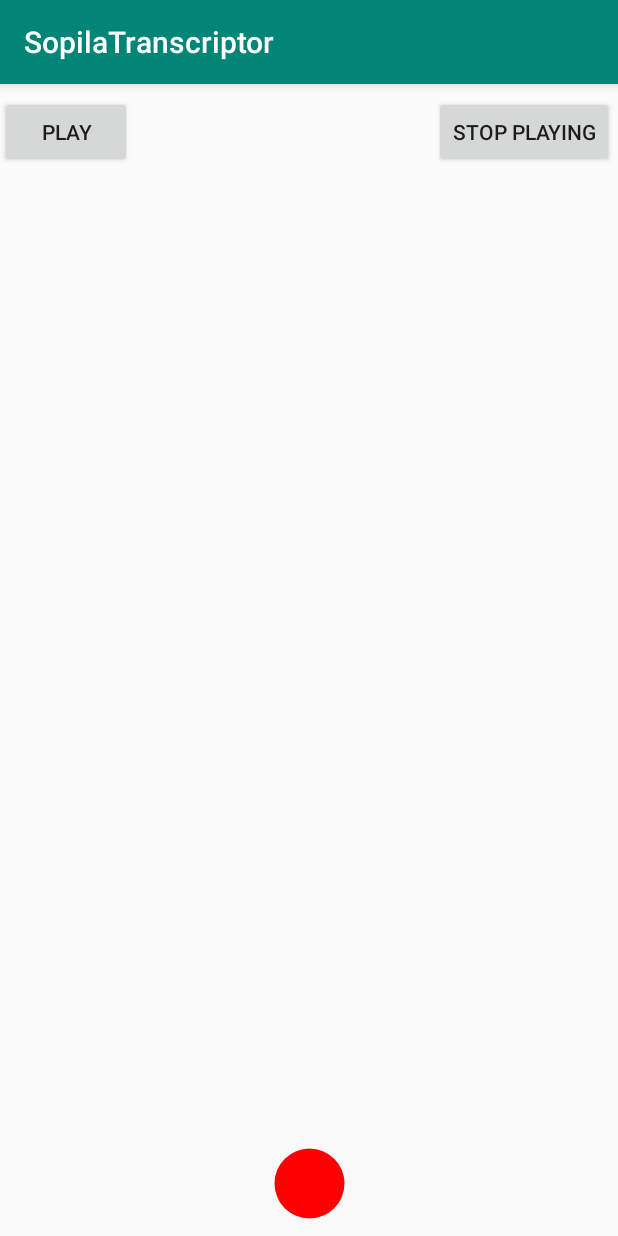
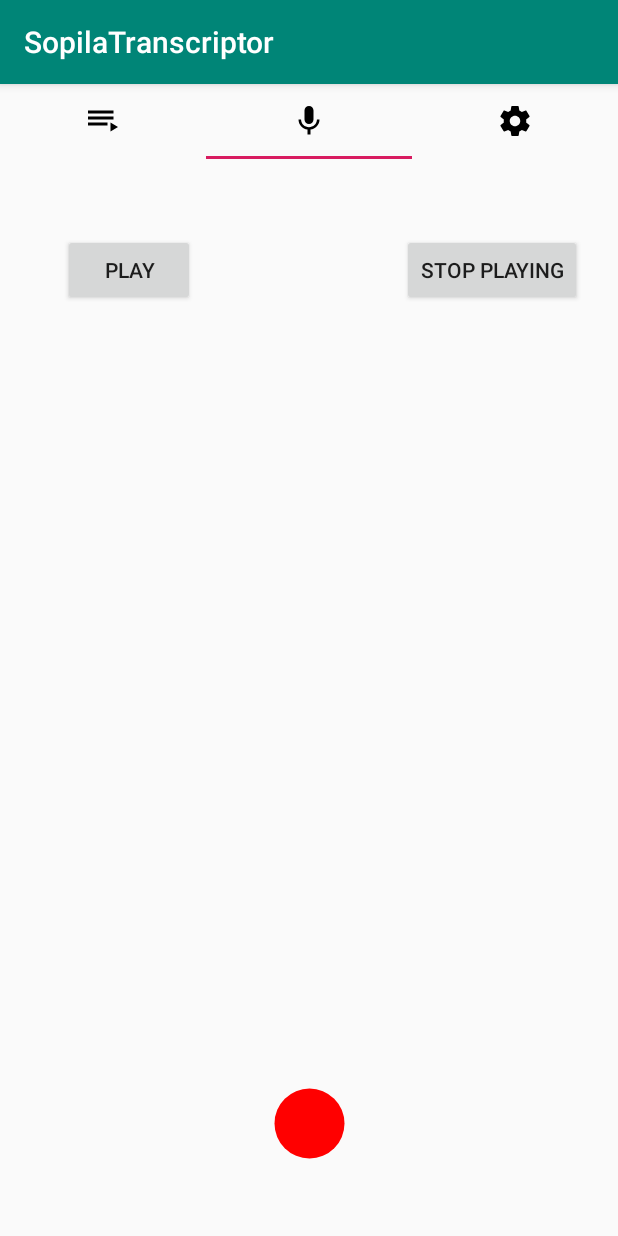
Before and after one commit to askoki/SopilaTranscriptor, an Android app: the screen it shows after launch (MainActivity), on a phone screen of 412 x 824 dp. Run offline under Robolectric (Android 15) with nearby library versions, the phone set to English and light mode, and no system bars.

Commit message:
Added tab interface

```diff
--- a/app/build.gradle
+++ b/app/build.gradle
@@ -24,6 +24,7 @@ dependencies {
     implementation 'com.android.support.constraint:constraint-layout:1.1.3'
     implementation 'com.android.support:design:27.1.1'
     implementation 'com.kailashdabhi:om-recorder:1.1.5'
+    implementation 'com.android.support:support-v4:27.1.1'
     testImplementation 'junit:junit:4.12'
     androidTestImplementation 'com.android.support.test:runner:1.0.2'
     androidTestImplementation 'com.android.support.test.espresso:espresso-core:3.0.2'
--- a/app/src/main/java/com/example/arcibald160/sopilatranscriptor/MainActivity.java
+++ b/app/src/main/java/com/example/arcibald160/sopilatranscriptor/MainActivity.java
@@ -1,6 +1,8 @@
 package com.example.arcibald160.sopilatranscriptor;
 
 import android.Manifest;
+import android.app.ActionBar;
+import android.app.FragmentTransaction;
 import android.content.Context;
 import android.content.pm.PackageManager;
 import android.media.AudioFormat;
@@ -10,41 +12,52 @@ import android.media.MediaScannerConnection;
 import android.os.Build;
 
 import android.support.annotation.RequiresApi;
+import android.support.design.widget.TabLayout;
 import android.support.v4.app.ActivityCompat;
+import android.support.v4.view.ViewPager;
 import android.support.v7.app.AppCompatActivity;
 import android.os.Bundle;
 import android.view.View;
-import android.widget.Button;
-import android.widget.ToggleButton;
-import android.os.Environment;
+import android.widget.TabHost;
 
-import java.io.File;
-import java.io.IOException;
-
-import omrecorder.AudioRecordConfig;
-import omrecorder.OmRecorder;
-import omrecorder.PullTransport;
-import omrecorder.PullableSource;
-import omrecorder.Recorder;
 
 @RequiresApi(api = Build.VERSION_CODES.M)
 public class MainActivity extends AppCompatActivity {
 
-    private Recorder recorder;
-    private File tempRecFile = new File(Environment.getExternalStorageDirectory(), "demo.wav");
+    private TabPageAdapter mTabPageAdapter;
+    private ViewPager mViewPager;
+    private static final int TAB_NUMBER = 3;
+    private int[] icons = {
+            R.drawable.list_rec_img,
+            R.drawable.mic_img,
+            R.drawable.settings_img
+    };
+
 
     @RequiresApi(api = Build.VERSION_CODES.M)
     @Override
     protected void onCreate(Bundle savedInstanceState) {
         super.onCreate(savedInstanceState);
+
         setContentView(R.layout.activity_main);
 
-        MediaScannerConnection.scanFile(
-                getApplicationContext(),
-                new String[]{tempRecFile.getAbsolutePath()},
-                null,
-                null
-        );
+        // control tabs
+        mTabPageAdapter = new TabPageAdapter(getSupportFragmentManager());
+
+        mViewPager = (ViewPager) findViewById(R.id.view_pager);
+        mViewPager.setOffscreenPageLimit(TAB_NUMBER);
+        setupViewPager(mViewPager);
+
+        mViewPager.setCurrentItem(1);
+
+
+        TabLayout tabLayout = (TabLayout) findViewById(R.id.tab_layout);
+        tabLayout.setupWithViewPager(mViewPager);
+//        set icons
+        for (int i = 0; i < tabLayout.getTabCount(); i++) {
+            tabLayout.getTabAt(i).setIcon(icons[i]);
+        }
+
 
         int PERMISSION_ALL = 0;
         String[] PERMISSIONS = {
@@ -56,73 +69,6 @@ public class MainActivity extends AppCompatActivity {
         if(!hasPermissions(this, PERMISSIONS)){
             ActivityCompat.requestPermissions(this, PERMISSIONS, PERMISSION_ALL);
         }
-
-        final ToggleButton recButton = findViewById(R.id.rec_button);
-        Button playButton = findViewById(R.id.play_btn);
-        Button stopButton = findViewById(R.id.stop_play_btn);
-
-        final MediaPlayer mPlayer = new MediaPlayer();
-        playButton.setOnClickListener(new View.OnClickListener() {
-            @Override
-            public void onClick(View view) {
-                mPlayer.start();
-            }
-        });
-
-        stopButton.setOnClickListener(new View.OnClickListener() {
-            @Override
-            public void onClick(View view) {
-                mPlayer.stop();
-            }
-        });
-
-        recButton.setOnClickListener(new View.OnClickListener() {
-            @Override
-            public void onClick(View view) {
-                if (recButton.isChecked()) {
-                    // recButton.setChecked(recordSound.startRecording());
-                    recorder = OmRecorder.wav(
-                            new PullTransport.Default(new PullableSource.Default(
-                                    new AudioRecordConfig.Default(
-                                            MediaRecorder.AudioSource.MIC,
-                                            AudioFormat.ENCODING_PCM_16BIT,
-                                            AudioFormat.CHANNEL_IN_MONO,
-                                            44100
-                                    )
-                            )),
-                            tempRecFile
-                    );
-
-                    recorder.startRecording();
-                } else {
-                    InsertFileNameDialog filenameDialog =
-                            new InsertFileNameDialog(tempRecFile, getApplicationContext());
-                    filenameDialog.show(getSupportFragmentManager(), "filename");
-
-                    try {
-                        recorder.stopRecording();
-                    } catch (IOException e) {
-                        e.printStackTrace();
-                    }
-
-                    try {
-                        mPlayer.reset();
-                        mPlayer.setDataSource(tempRecFile.getAbsolutePath());
-                        mPlayer.prepare();
-                    } catch (IOException e) {
-                        e.printStackTrace();
-                    }
-
-                    MediaScannerConnection.scanFile(
-                            getApplicationContext(),
-                            new String[]{tempRecFile.getAbsolutePath()},
-                            null,
-                            null
-                    );
-
-                }
-            }
-        });
     }
 
     // check if app has permissions so we dont spam the user
@@ -141,4 +87,12 @@ public class MainActivity extends AppCompatActivity {
     protected void onPause() {
         super.onPause();
     }
+
+    private void setupViewPager(ViewPager viewPager) {
+        TabPageAdapter adapter = new TabPageAdapter(getSupportFragmentManager());
+        adapter.addFragment(new TabFragment1(), "1");
+        adapter.addFragment(new TabFragment2(), "2");
+        adapter.addFragment(new TabFragment3(), "3");
+        viewPager.setAdapter(adapter);
+    }
 }
--- /dev/null
+++ b/app/src/main/java/com/example/arcibald160/sopilatranscriptor/TabFragment1.java
@@ -0,0 +1,24 @@
+package com.example.arcibald160.sopilatranscriptor;
+
+import android.os.Bundle;
+import android.support.v4.app.Fragment;
+import android.view.LayoutInflater;
+import android.view.View;
+import android.view.ViewGroup;
+
+
+public class TabFragment1 extends Fragment {
+
+
+    public TabFragment1() {
+        // Required empty public constructor
+    }
+
+    @Override
+    public View onCreateView(LayoutInflater inflater, ViewGroup container,
+                             Bundle savedInstanceState) {
+        // Inflate the layout for this fragment
+        return inflater.inflate(R.layout.fragment_tab_1, container, false);
+    }
+
+}
--- /dev/null
+++ b/app/src/main/java/com/example/arcibald160/sopilatranscriptor/TabFragment2.java
@@ -0,0 +1,115 @@
+package com.example.arcibald160.sopilatranscriptor;
+
+import android.media.AudioFormat;
+import android.media.MediaPlayer;
+import android.media.MediaRecorder;
+import android.media.MediaScannerConnection;
+import android.os.Bundle;
+import android.os.Environment;
+import android.support.v4.app.Fragment;
+import android.view.LayoutInflater;
+import android.view.View;
+import android.view.ViewGroup;
+import android.widget.Button;
+import android.widget.ToggleButton;
+
+import java.io.File;
+import java.io.IOException;
+
+import omrecorder.AudioRecordConfig;
+import omrecorder.OmRecorder;
+import omrecorder.PullTransport;
+import omrecorder.PullableSource;
+import omrecorder.Recorder;
+
+
+public class TabFragment2 extends Fragment {
+
+    private Recorder recorder;
+    private File tempRecFile = new File(Environment.getExternalStorageDirectory(), "demo.wav");
+
+    public TabFragment2() {
+        // Required empty public constructor
+    }
+
+    @Override
+    public View onCreateView(LayoutInflater inflater, ViewGroup container,
+                             Bundle savedInstanceState) {
+        // Inflate the layout for this fragment
+        View view = inflater.inflate(R.layout.fragment_tab_2, container, false);
+
+        MediaScannerConnection.scanFile(
+                view.getContext(),
+                new String[]{tempRecFile.getAbsolutePath()},
+                null,
+                null
+        );
+
+        final ToggleButton recButton = view.findViewById(R.id.rec_button);
+        Button playButton = view.findViewById(R.id.play_btn);
+        Button stopButton = view.findViewById(R.id.stop_play_btn);
+
+        final MediaPlayer mPlayer = new MediaPlayer();
+        playButton.setOnClickListener(new View.OnClickListener() {
+            @Override
+            public void onClick(View view) {
+                mPlayer.start();
+            }
+        });
+
+        stopButton.setOnClickListener(new View.OnClickListener() {
+            @Override
+            public void onClick(View view) {
+                mPlayer.stop();
+            }
+        });
+
+        recButton.setOnClickListener(new View.OnClickListener() {
+            @Override
+            public void onClick(View view) {
+                if (recButton.isChecked()) {
+                    // recButton.setChecked(recordSound.startRecording());
+                    recorder = OmRecorder.wav(
+                            new PullTransport.Default(new PullableSource.Default(
+                                    new AudioRecordConfig.Default(
+                                            MediaRecorder.AudioSource.MIC,
+                                            AudioFormat.ENCODING_PCM_16BIT,
+                                            AudioFormat.CHANNEL_IN_MONO,
+                                            44100
+                                    )
+                            )),
+                            tempRecFile
+                    );
+
+                    recorder.startRecording();
+                } else {
+                    InsertFileNameDialog filenameDialog = new InsertFileNameDialog(tempRecFile, view.getContext());
+                    filenameDialog.show(getActivity().getSupportFragmentManager(), "filename");
+
+                    try {
+                        recorder.stopRecording();
+                    } catch (IOException e) {
+                        e.printStackTrace();
+                    }
+
+                    try {
+                        mPlayer.reset();
+                        mPlayer.setDataSource(tempRecFile.getAbsolutePath());
+                        mPlayer.prepare();
+                    } catch (IOException e) {
+                        e.printStackTrace();
+                    }
+
+                    MediaScannerConnection.scanFile(
+                            view.getContext(),
+                            new String[]{tempRecFile.getAbsolutePath()},
+                            null,
+                            null
+                    );
+
+                }
+            }
+        });
+        return view;
+    }
+}
--- /dev/null
+++ b/app/src/main/java/com/example/arcibald160/sopilatranscriptor/TabFragment3.java
@@ -0,0 +1,23 @@
+package com.example.arcibald160.sopilatranscriptor;
+
+import android.os.Bundle;
+import android.support.v4.app.Fragment;
+import android.view.LayoutInflater;
+import android.view.View;
+import android.view.ViewGroup;
+
+
+public class TabFragment3 extends Fragment {
+
+    public TabFragment3() {
+        // Required empty public constructor
+    }
+
+
+    @Override
+    public View onCreateView(LayoutInflater inflater, ViewGroup container,
+                             Bundle savedInstanceState) {
+        // Inflate the layout for this fragment
+        return inflater.inflate(R.layout.fragment_tab_3, container, false);
+    }
+}
--- /dev/null
+++ b/app/src/main/java/com/example/arcibald160/sopilatranscriptor/TabPageAdapter.java
@@ -0,0 +1,38 @@
+package com.example.arcibald160.sopilatranscriptor;
+
+import android.support.v4.app.Fragment;
+import android.support.v4.app.FragmentManager;
+import android.support.v4.app.FragmentPagerAdapter;
+
+import java.util.ArrayList;
+import java.util.List;
+
+public class TabPageAdapter extends FragmentPagerAdapter {
+
+    private final List<Fragment> mFragmentList = new ArrayList<>();
+    private final List<String> mFragmentTitleList = new ArrayList<>();
+
+    public void addFragment(Fragment fragment, String title) {
+        mFragmentList.add(fragment);
+        mFragmentTitleList.add(title);
+    }
+
+    public TabPageAdapter(FragmentManager fm) {
+        super(fm);
+    }
+
+    @Override
+    public CharSequence getPageTitle(int position) {
+        return null;
+    }
+
+    @Override
+    public Fragment getItem(int position) {
+        return mFragmentList.get(position);
+    }
+
+    @Override
+    public int getCount() {
+        return mFragmentList.size();
+    }
+}
--- /dev/null
+++ b/app/src/main/res/drawable/list_rec_img.xml
@@ -0,0 +1,9 @@
+<vector xmlns:android="http://schemas.android.com/apk/res/android"
+        android:width="24dp"
+        android:height="24dp"
+        android:viewportWidth="24.0"
+        android:viewportHeight="24.0">
+    <path
+        android:fillColor="#FF000000"
+        android:pathData="M19,9L2,9v2h17L19,9zM19,5L2,5v2h17L19,5zM2,15h13v-2L2,13v2zM17,13v6l5,-3 -5,-3z"/>
+</vector>
--- /dev/null
+++ b/app/src/main/res/drawable/mic_img.xml
@@ -0,0 +1,5 @@
+<vector android:height="24dp" android:tint="#FF0000"
+    android:viewportHeight="24.0" android:viewportWidth="24.0"
+    android:width="24dp" xmlns:android="http://schemas.android.com/apk/res/android">
+    <path android:fillColor="#FF000000" android:pathData="M12,14c1.66,0 2.99,-1.34 2.99,-3L15,5c0,-1.66 -1.34,-3 -3,-3S9,3.34 9,5v6c0,1.66 1.34,3 3,3zM17.3,11c0,3 -2.54,5.1 -5.3,5.1S6.7,14 6.7,11L5,11c0,3.41 2.72,6.23 6,6.72L11,21h2v-3.28c3.28,-0.48 6,-3.3 6,-6.72h-1.7z"/>
+</vector>
--- /dev/null
+++ b/app/src/main/res/drawable/settings_img.xml
@@ -0,0 +1,9 @@
+<vector xmlns:android="http://schemas.android.com/apk/res/android"
+        android:width="24dp"
+        android:height="24dp"
+        android:viewportWidth="24.0"
+        android:viewportHeight="24.0">
+    <path
+        android:fillColor="#FF000000"
+        android:pathData="M19.43,12.98c0.04,-0.32 0.07,-0.64 0.07,-0.98s-0.03,-0.66 -0.07,-0.98l2.11,-1.65c0.19,-0.15 0.24,-0.42 0.12,-0.64l-2,-3.46c-0.12,-0.22 -0.39,-0.3 -0.61,-0.22l-2.49,1c-0.52,-0.4 -1.08,-0.73 -1.69,-0.98l-0.38,-2.65C14.46,2.18 14.25,2 14,2h-4c-0.25,0 -0.46,0.18 -0.49,0.42l-0.38,2.65c-0.61,0.25 -1.17,0.59 -1.69,0.98l-2.49,-1c-0.23,-0.09 -0.49,0 -0.61,0.22l-2,3.46c-0.13,0.22 -0.07,0.49 0.12,0.64l2.11,1.65c-0.04,0.32 -0.07,0.65 -0.07,0.98s0.03,0.66 0.07,0.98l-2.11,1.65c-0.19,0.15 -0.24,0.42 -0.12,0.64l2,3.46c0.12,0.22 0.39,0.3 0.61,0.22l2.49,-1c0.52,0.4 1.08,0.73 1.69,0.98l0.38,2.65c0.03,0.24 0.24,0.42 0.49,0.42h4c0.25,0 0.46,-0.18 0.49,-0.42l0.38,-2.65c0.61,-0.25 1.17,-0.59 1.69,-0.98l2.49,1c0.23,0.09 0.49,0 0.61,-0.22l2,-3.46c0.12,-0.22 0.07,-0.49 -0.12,-0.64l-2.11,-1.65zM12,15.5c-1.93,0 -3.5,-1.57 -3.5,-3.5s1.57,-3.5 3.5,-3.5 3.5,1.57 3.5,3.5 -1.57,3.5 -3.5,3.5z"/>
+</vector>
--- a/app/src/main/res/layout/activity_main.xml
+++ b/app/src/main/res/layout/activity_main.xml
@@ -6,37 +6,35 @@
     android:layout_height="match_parent"
     tools:context=".MainActivity">
 
-    <Button
-        android:id="@+id/play_btn"
-        android:layout_width="wrap_content"
-        android:layout_height="wrap_content"
-        android:layout_marginTop="8dp"
-        android:text="Play"
+    <android.support.design.widget.TabLayout
+        android:id="@+id/tab_layout"
+        android:layout_width="match_parent"
+        android:layout_height="50dp"
+        app:layout_constraintEnd_toEndOf="parent"
         app:layout_constraintStart_toStartOf="parent"
-        app:layout_constraintTop_toTopOf="parent" />
+        app:layout_constraintTop_toTopOf="parent">
 
-    <Button
-        android:id="@+id/stop_play_btn"
-        android:layout_width="wrap_content"
-        android:layout_height="wrap_content"
-        android:layout_marginTop="8dp"
-        android:text="Stop playing"
-        app:layout_constraintEnd_toEndOf="parent"
-        app:layout_constraintHorizontal_bias="0.988"
-        app:layout_constraintStart_toEndOf="@+id/play_btn"
-        app:layout_constraintTop_toTopOf="parent" />
+        <android.support.design.widget.TabItem
+            android:layout_width="wrap_content"
+            android:layout_height="wrap_content"
 
-    <ToggleButton
-        android:id="@+id/rec_button"
-        android:layout_width="@dimen/record_button_size"
-        android:layout_height="@dimen/record_button_size"
-        android:background="@drawable/ic_toggle"
-        android:gravity="center"
-        android:text=""
-        android:textOff=""
-        android:textOn=""
-        app:layout_constraintBottom_toBottomOf="parent"
-        app:layout_constraintEnd_toEndOf="parent"
-        app:layout_constraintStart_toStartOf="parent" />
+            android:text="1" />
+
+        <android.support.design.widget.TabItem
+            android:layout_width="wrap_content"
+            android:layout_height="wrap_content"
+            android:text="2" />
+
+        <android.support.design.widget.TabItem
+            android:layout_width="wrap_content"
+            android:layout_height="wrap_content"
+            android:text="3" />
+    </android.support.design.widget.TabLayout>
+
+    <android.support.v4.view.ViewPager
+        xmlns:android="http://schemas.android.com/apk/res/android"
+        android:id="@+id/view_pager"
+        android:layout_width="match_parent"
+        android:layout_height="match_parent" />
 
 </android.support.constraint.ConstraintLayout>
--- /dev/null
+++ b/app/src/main/res/layout/fragment_tab_1.xml
@@ -0,0 +1,13 @@
+<?xml version="1.0" encoding="utf-8"?>
+<FrameLayout xmlns:android="http://schemas.android.com/apk/res/android"
+    xmlns:tools="http://schemas.android.com/tools"
+    android:layout_width="match_parent"
+    android:layout_height="match_parent"
+    tools:context=".TabFragment1">
+
+    <!-- TODO: Update blank fragment layout -->
+    <TextView
+        android:layout_width="match_parent"
+        android:layout_height="match_parent" />
+
+</FrameLayout>
--- /dev/null
+++ b/app/src/main/res/layout/fragment_tab_2.xml
@@ -0,0 +1,54 @@
+<?xml version="1.0" encoding="utf-8"?>
+<android.support.constraint.ConstraintLayout
+    xmlns:android="http://schemas.android.com/apk/res/android"
+    xmlns:app="http://schemas.android.com/apk/res-auto"
+    xmlns:tools="http://schemas.android.com/tools"
+    android:layout_width="match_parent"
+    android:layout_height="match_parent"
+    tools:context=".TabFragment2">
+
+    <Button
+        android:id="@+id/play_btn"
+        android:layout_width="wrap_content"
+        android:layout_height="wrap_content"
+        android:layout_marginStart="16dp"
+        android:layout_marginLeft="16dp"
+        android:layout_marginTop="100dp"
+        android:layout_marginEnd="8dp"
+        android:layout_marginRight="8dp"
+        android:text="Play"
+        app:layout_constraintEnd_toStartOf="@+id/stop_play_btn"
+        app:layout_constraintHorizontal_bias="0.165"
+        app:layout_constraintStart_toStartOf="parent"
+        app:layout_constraintTop_toTopOf="parent" />
+
+    <Button
+        android:id="@+id/stop_play_btn"
+        android:layout_width="wrap_content"
+        android:layout_height="wrap_content"
+        android:layout_marginTop="100dp"
+        android:layout_marginEnd="24dp"
+        android:layout_marginRight="24dp"
+        android:text="Stop playing"
+        app:layout_constraintEnd_toEndOf="parent"
+        app:layout_constraintTop_toTopOf="parent" />
+
+    <ToggleButton
+        android:id="@+id/rec_button"
+        android:layout_width="@dimen/record_button_size"
+        android:layout_height="@dimen/record_button_size"
+        android:layout_marginStart="8dp"
+        android:layout_marginLeft="8dp"
+        android:layout_marginEnd="8dp"
+        android:layout_marginRight="8dp"
+        android:layout_marginBottom="40dp"
+        android:background="@drawable/ic_toggle"
+        android:gravity="center"
+        android:text=""
+        android:textOff=""
+        android:textOn=""
+        app:layout_constraintBottom_toBottomOf="parent"
+        app:layout_constraintEnd_toEndOf="parent"
+        app:layout_constraintStart_toStartOf="parent" />
+
+</android.support.constraint.ConstraintLayout>
--- /dev/null
+++ b/app/src/main/res/layout/fragment_tab_3.xml
@@ -0,0 +1,13 @@
+<?xml version="1.0" encoding="utf-8"?>
+<FrameLayout xmlns:android="http://schemas.android.com/apk/res/android"
+    xmlns:tools="http://schemas.android.com/tools"
+    android:layout_width="match_parent"
+    android:layout_height="match_parent"
+    tools:context=".TabFragment3">
+
+    <!-- TODO: Update blank fragment layout -->
+    <TextView
+        android:layout_width="match_parent"
+        android:layout_height="match_parent" />
+
+</FrameLayout>
```
